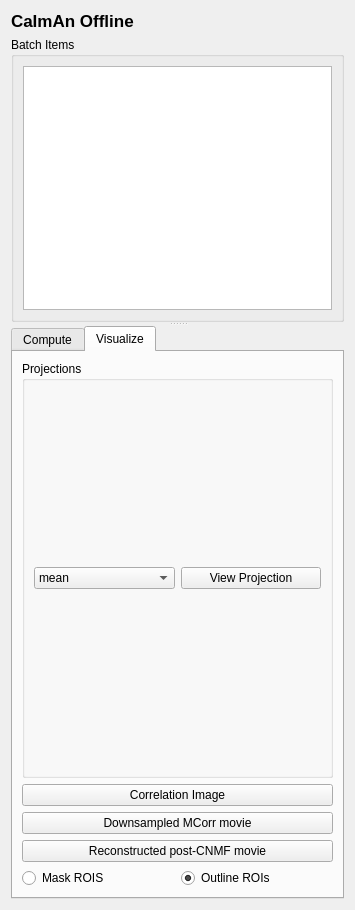
This is mesmerize_napari/ui_files/main_offline_gui_template.ui in nel-lab/mesmerize-napari as Qt 5 draws it before an edit. The edited form follows.
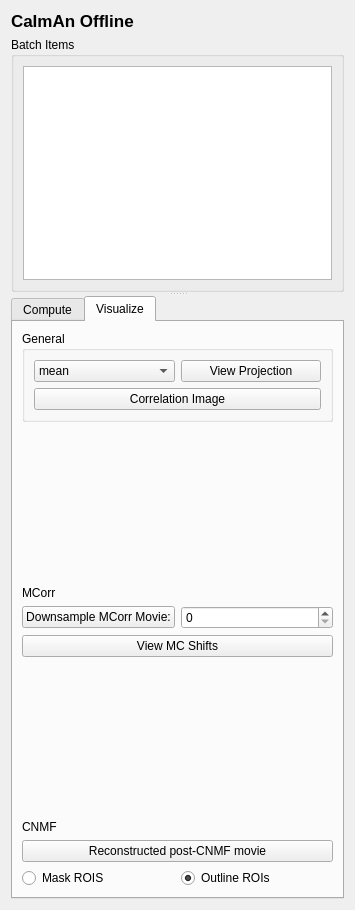
This is the edited form. The open tabs and pages were chosen to show the change.

Commit message: abstracted function to get shifts arrays, stored in mesmerize-core

Patch:
```diff
--- a/mesmerize_napari/ui_files/main_offline_gui_template.ui
+++ b/mesmerize_napari/ui_files/main_offline_gui_template.ui
@@ -45,7 +45,7 @@
      </widget>
      <widget class="QTabWidget" name="tabWidget">
       <property name="currentIndex">
-       <number>0</number>
+       <number>1</number>
       </property>
       <widget class="QWidget" name="tab_compute">
        <attribute name="title">
@@ -62,8 +62,8 @@
             <rect>
              <x>0</x>
              <y>0</y>
-             <width>323</width>
-             <height>472</height>
+             <width>315</width>
+             <height>477</height>
             </rect>
            </property>
            <attribute name="label">
@@ -232,8 +232,8 @@
             <rect>
              <x>0</x>
              <y>0</y>
-             <width>323</width>
-             <height>472</height>
+             <width>98</width>
+             <height>88</height>
             </rect>
            </property>
            <attribute name="label">
@@ -250,8 +250,8 @@
             <rect>
              <x>0</x>
              <y>0</y>
-             <width>323</width>
-             <height>472</height>
+             <width>98</width>
+             <height>88</height>
             </rect>
            </property>
            <attribute name="label">
@@ -271,14 +271,28 @@
        <attribute name="title">
         <string>Visualize</string>
        </attribute>
-       <layout class="QVBoxLayout" name="verticalLayout_4">
+       <layout class="QVBoxLayout" name="verticalLayout_12">
         <item>
          <widget class="QGroupBox" name="groupBox_2">
           <property name="title">
-           <string>Projections</string>
+           <string>General</string>
           </property>
-          <layout class="QHBoxLayout" name="horizontalLayout">
-           <item>
+          <layout class="QGridLayout" name="gridLayout_2">
+           <item row="0" column="1">
+            <widget class="QPushButton" name="pushButtonViewProjection">
+             <property name="text">
+              <string>View Projection</string>
+             </property>
+            </widget>
+           </item>
+           <item row="1" column="0" colspan="2">
+            <widget class="QPushButton" name="pushButtonVizCorrelationImage">
+             <property name="text">
+              <string>Correlation Image</string>
+             </property>
+            </widget>
+           </item>
+           <item row="0" column="0">
             <widget class="QComboBox" name="comboBoxProjectionOpts">
              <item>
               <property name="text">
@@ -297,56 +311,100 @@
              </item>
             </widget>
            </item>
-           <item>
-            <widget class="QPushButton" name="pushButtonViewProjection">
-             <property name="text">
-              <string>View Projection</string>
-             </property>
-            </widget>
-           </item>
           </layout>
          </widget>
         </item>
         <item>
-         <widget class="QPushButton" name="pushButtonVizCorrelationImage">
-          <property name="text">
-           <string>Correlation Image</string>
+         <spacer name="verticalSpacer_3">
+          <property name="orientation">
+           <enum>Qt::Vertical</enum>
           </property>
-         </widget>
+          <property name="sizeHint" stdset="0">
+           <size>
+            <width>20</width>
+            <height>131</height>
+           </size>
+          </property>
+         </spacer>
         </item>
         <item>
-         <widget class="QPushButton" name="pushButtonVizDownsampledMCorrrMovie">
-          <property name="text">
-           <string>Downsampled MCorr movie</string>
-          </property>
-         </widget>
+         <layout class="QGridLayout" name="gridLayout">
+          <item row="0" column="0">
+           <widget class="QLabel" name="label_5">
+            <property name="text">
+             <string>MCorr</string>
+            </property>
+           </widget>
+          </item>
+          <item row="1" column="0">
+           <widget class="QPushButton" name="pushButtonVizDownsampledMCorrrMovie">
+            <property name="text">
+             <string>Downsample MCorr Movie:</string>
+            </property>
+           </widget>
+          </item>
+          <item row="1" column="1">
+           <widget class="QSpinBox" name="spinBox"/>
+          </item>
+          <item row="2" column="0" colspan="2">
+           <widget class="QPushButton" name="pushButtonViewMCShifts">
+            <property name="text">
+             <string>View MC Shifts</string>
+            </property>
+           </widget>
+          </item>
+         </layout>
         </item>
         <item>
-         <widget class="QPushButton" name="pushButtonVizReconstructedMovie">
-          <property name="text">
-           <string>Reconstructed post-CNMF movie</string>
+         <spacer name="verticalSpacer_4">
+          <property name="orientation">
+           <enum>Qt::Vertical</enum>
           </property>
-         </widget>
+          <property name="sizeHint" stdset="0">
+           <size>
+            <width>20</width>
+            <height>131</height>
+           </size>
+          </property>
+         </spacer>
         </item>
         <item>
-         <layout class="QHBoxLayout" name="horizontalLayout_3">
-          <item>
-           <widget class="QRadioButton" name="radioButtonROIMask">
+         <layout class="QGridLayout" name="gridLayout_3">
+          <item row="0" column="0">
+           <widget class="QLabel" name="label_8">
             <property name="text">
-             <string>Mask ROIS</string>
+             <string>CNMF</string>
             </property>
            </widget>
           </item>
-          <item>
-           <widget class="QRadioButton" name="radioButtonROIOutline">
+          <item row="1" column="0">
+           <widget class="QPushButton" name="pushButtonVizReconstructedMovie">
             <property name="text">
-             <string>Outline ROIs</string>
+             <string>Reconstructed post-CNMF movie</string>
             </property>
-            <property name="checked">
-             <bool>true</bool>
-            </property>
            </widget>
           </item>
+          <item row="2" column="0">
+           <layout class="QHBoxLayout" name="horizontalLayout_3">
+            <item>
+             <widget class="QRadioButton" name="radioButtonROIMask">
+              <property name="text">
+               <string>Mask ROIS</string>
+              </property>
+             </widget>
+            </item>
+            <item>
+             <widget class="QRadioButton" name="radioButtonROIOutline">
+              <property name="text">
+               <string>Outline ROIs</string>
+              </property>
+              <property name="checked">
+               <bool>true</bool>
+              </property>
+             </widget>
+            </item>
+           </layout>
+          </item>
          </layout>
         </item>
        </layout>
```
Left out of the diff: 2 changed lines with no effect on the pictures. The commit also changes 3 other files.
